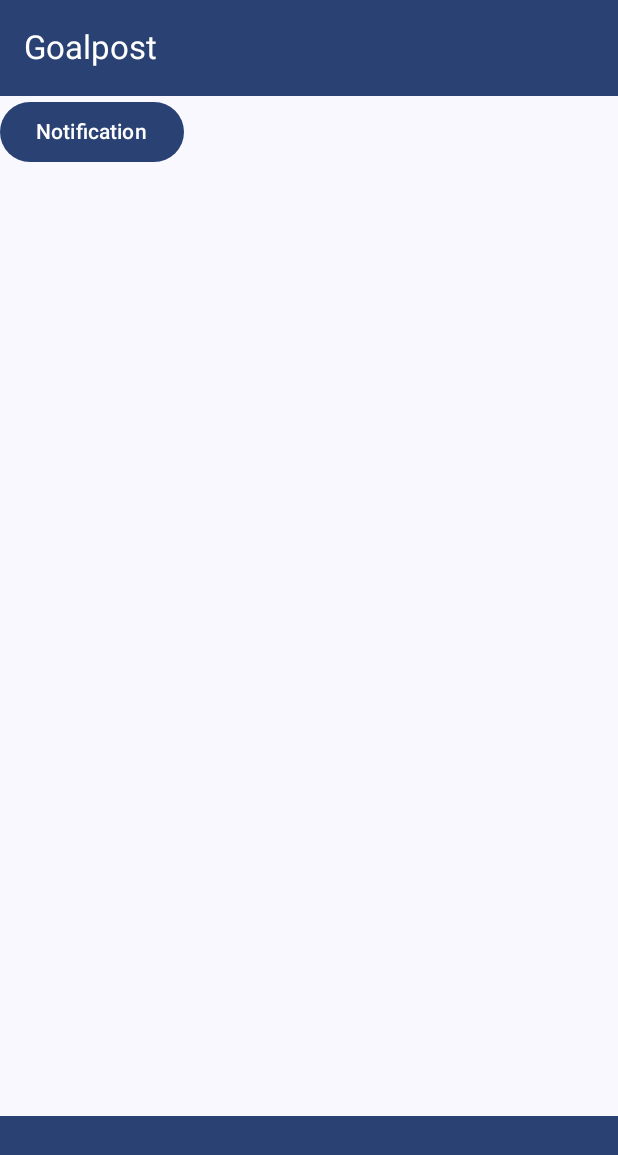
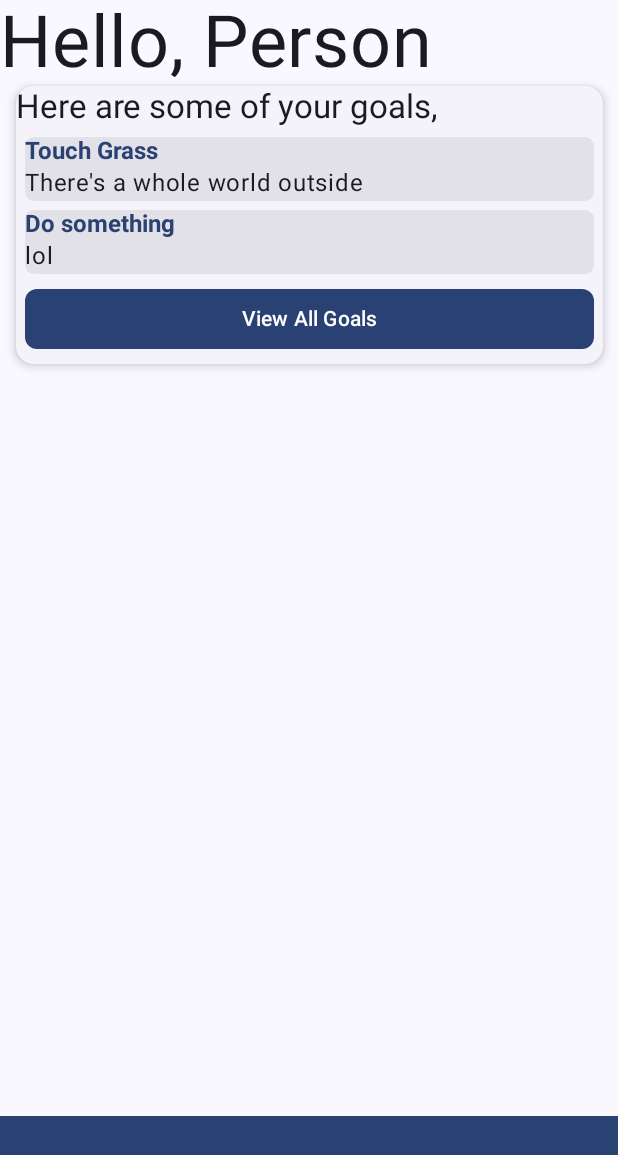
Before and after one commit to aasmart/Goalpost, an Android app built with Jetpack Compose: the screen it shows after launch (MainActivity), on a phone screen of 412 x 824 dp. Shown: the top 1155 px of the screen. Run offline under Robolectric (Android 15) with nearby library versions, the phone set to English and light mode, and no system bars.

Commit message:
* Add some goal models * Start laying out the application

```diff
--- a/app/src/main/java/io/aasmart/goalpost/src/GoalpostApp.kt
+++ b/app/src/main/java/io/aasmart/goalpost/src/GoalpostApp.kt
@@ -1,29 +1,49 @@
 package io.aasmart.goalpost.src
 
+import android.Manifest
+import android.graphics.ColorSpace
+import android.os.Build
+import androidx.compose.foundation.background
+import androidx.compose.foundation.layout.Arrangement
+import androidx.compose.foundation.layout.Column
+import androidx.compose.foundation.layout.PaddingValues
+import androidx.compose.foundation.layout.fillMaxWidth
+import androidx.compose.foundation.layout.padding
+import androidx.compose.foundation.lazy.LazyColumn
+import androidx.compose.foundation.lazy.items
+import androidx.compose.foundation.shape.RoundedCornerShape
 import androidx.compose.material3.BottomAppBar
+import androidx.compose.material3.ButtonDefaults
+import androidx.compose.material3.CardDefaults
+import androidx.compose.material3.ElevatedCard
 import androidx.compose.material3.ExperimentalMaterial3Api
 import androidx.compose.material3.MaterialTheme
 import androidx.compose.material3.Scaffold
 import androidx.compose.material3.Text
+import androidx.compose.material3.TextButton
 import androidx.compose.material3.TopAppBar
 import androidx.compose.material3.TopAppBarDefaults
 import androidx.compose.runtime.Composable
 import androidx.compose.runtime.LaunchedEffect
+import androidx.compose.ui.Alignment
+import androidx.compose.ui.Modifier
+import androidx.compose.ui.draw.alpha
+import androidx.compose.ui.graphics.Color
+import androidx.compose.ui.platform.LocalContext
 import androidx.compose.ui.res.stringResource
+import androidx.compose.ui.text.TextStyle
+import androidx.compose.ui.text.font.FontWeight
 import androidx.compose.ui.text.style.TextAlign
+import androidx.compose.ui.tooling.preview.Preview
+import androidx.compose.ui.unit.dp
+import androidx.compose.ui.unit.sp
 import androidx.lifecycle.viewmodel.compose.viewModel
 import com.google.accompanist.permissions.ExperimentalPermissionsApi
+import com.google.accompanist.permissions.isGranted
 import com.google.accompanist.permissions.rememberPermissionState
 import io.aasmart.goalpost.R
-import android.Manifest
-import android.os.Build
-import androidx.compose.foundation.layout.Box
-import androidx.compose.foundation.layout.padding
-import androidx.compose.material3.Button
-import androidx.compose.ui.Modifier
-import androidx.compose.ui.platform.LocalContext
-import com.google.accompanist.permissions.isGranted
-import io.aasmart.goalpost.src.goals.notifications.SetGoalsNotification
+import io.aasmart.goalpost.src.goals.models.Goal
+import io.aasmart.goalpost.src.goals.models.GoalTimePeriod
 
 @OptIn(ExperimentalMaterial3Api::class)
 @Composable
@@ -59,14 +79,92 @@ fun GoalpostApp(appViewModel: GoalpostViewModel = viewModel()) {
     val context = LocalContext.current
 
     Scaffold(
-        topBar = { TopBar() },
+        topBar = { /*TopBar()*/ },
         bottomBar = { BottomBar() }
     ) {
-        Box(modifier = Modifier.padding(it)) {
-            Button(onClick = {
-                SetGoalsNotification.pushNotification(context)
-            }) {
-                Text("Notification")
+        Column(modifier = Modifier.padding(it)) {
+            Greeting()
+            GoalsSnippetCard(
+                listOf(
+                    Goal("Do something", "lol", GoalTimePeriod("", 100)),
+                    Goal("Touch Grass", "There's a whole world outside", GoalTimePeriod("", 100))
+                ).toTypedArray()
+            )
+        }
+    }
+}
+
+@Composable
+fun Greeting(name: String = "Person") {
+    Text(text = "${stringResource(id = R.string.salutation)}, $name", fontSize = 48.sp)
+}
+
+@Composable
+fun GoalCard(goal: Goal) {
+    Column(modifier = Modifier
+        .background(Color.Black.copy(alpha = 0.075F), RoundedCornerShape(6.dp))
+        .fillMaxWidth()
+    ) {
+        Text(
+            text = goal.title,
+            style = TextStyle(
+                fontWeight = FontWeight.Bold,
+                color = MaterialTheme.colorScheme.primary,
+                fontSize = MaterialTheme.typography.titleMedium.fontSize
+            )
+        )
+        Text(text = goal.description)
+    }
+}
+
+@Composable
+fun GoalsSnippetCard(
+    goals: Array<Goal> = emptyArray(),
+    displayNumGoals: Int = 2
+) {
+    val selectedGoals = goals
+        .asSequence()
+        .shuffled()
+        .take(displayNumGoals)
+        .toList()
+
+    Column(
+        modifier = Modifier.fillMaxWidth(),
+        horizontalAlignment = Alignment.CenterHorizontally
+    ) {
+        ElevatedCard(
+            modifier = Modifier
+                .fillMaxWidth(.95f),
+            elevation = CardDefaults.cardElevation(defaultElevation = 4.dp)
+        ) {
+            Text(
+                text = stringResource(id = R.string.current_goal_snippet),
+                color = MaterialTheme.colorScheme.onBackground,
+                style = MaterialTheme.typography.titleLarge
+            )
+
+            LazyColumn(
+                contentPadding = PaddingValues(6.dp),
+                verticalArrangement = Arrangement.spacedBy(6.dp)
+            ) {
+                items(selectedGoals) {
+                    GoalCard(goal = it)
+                }
+
+                item {
+                    TextButton(
+                        modifier = Modifier
+                            .fillMaxWidth(),
+                        colors = ButtonDefaults.textButtonColors(
+                            containerColor = MaterialTheme.colorScheme.primary,
+                            contentColor = MaterialTheme.colorScheme.onPrimary
+                        ),
+                        shape = MaterialTheme.shapes.small,
+                        onClick = { /*TODO*/ }
+                    ) {
+                        Text(text = stringResource(R.string.view_goals))
+                    }
+                }
             }
         }
     }
@@ -94,3 +192,9 @@ fun CheckPermissions() {
             postNotificationPermission.launchPermissionRequest()
     }
 }
+
+@Composable
+@Preview
+fun GoalsSnippetCardPreview() {
+    GoalsSnippetCard()
+}
--- /dev/null
+++ b/app/src/main/java/io/aasmart/goalpost/src/goals/models/Goal.kt
@@ -0,0 +1,7 @@
+package io.aasmart.goalpost.src.goals.models
+
+data class Goal(
+    val title: String,
+    val description: String,
+    val timePeriod: GoalTimePeriod
+)
--- /dev/null
+++ b/app/src/main/java/io/aasmart/goalpost/src/goals/models/GoalTimePeriod.kt
@@ -0,0 +1,6 @@
+package io.aasmart.goalpost.src.goals.models
+
+data class GoalTimePeriod(
+    val name: String,
+    val durationMs: Long
+)
--- a/app/src/main/res/values/strings.xml
+++ b/app/src/main/res/values/strings.xml
@@ -1,4 +1,7 @@
 <resources>
     <string name="app_name">Goalpost</string>
     <string name="channel_name">Goalpost</string>
+    <string name="view_goals">View All Goals</string>
+    <string name="current_goal_snippet">Here are some of your goals,</string>
+    <string name="salutation">Hello</string>
 </resources>
```
